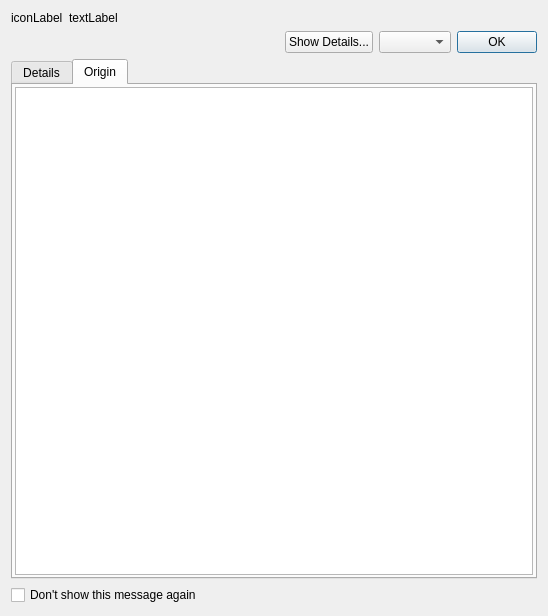
Qt form taurus/lib/taurus/qt/qtgui/panel/ui/TaurusMessagePanel.ui (taurus-org/taurus) before a commit.
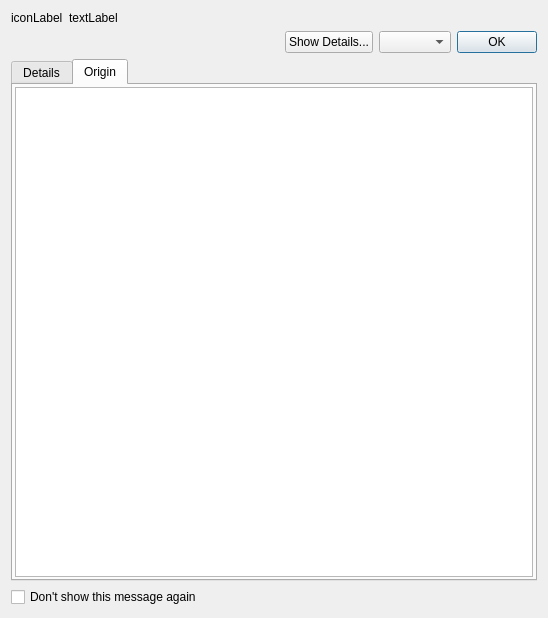
The same form after that commit. The open tabs and pages were chosen to show the change.

The edit to the form file:
```diff
--- a/taurus/lib/taurus/qt/qtgui/panel/ui/TaurusMessagePanel.ui
+++ b/taurus/lib/taurus/qt/qtgui/panel/ui/TaurusMessagePanel.ui
@@ -7,7 +7,7 @@
     <x>0</x>
     <y>0</y>
     <width>548</width>
-    <height>616</height>
+    <height>618</height>
    </rect>
   </property>
   <property name="windowTitle">
```
Left out of the diff: 32 changed lines with no effect on the pictures.
